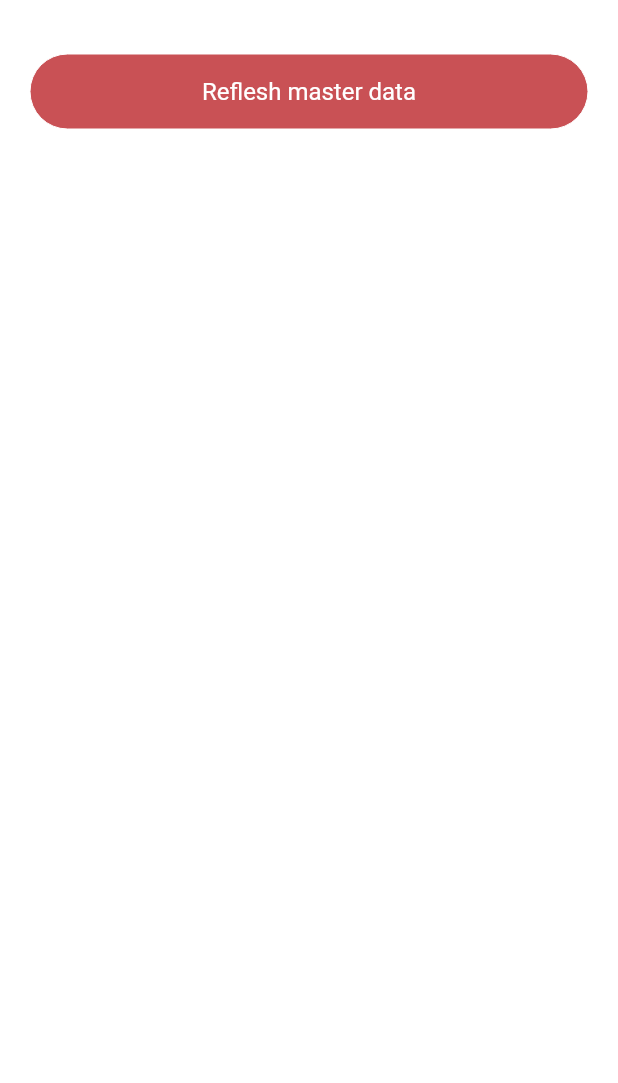
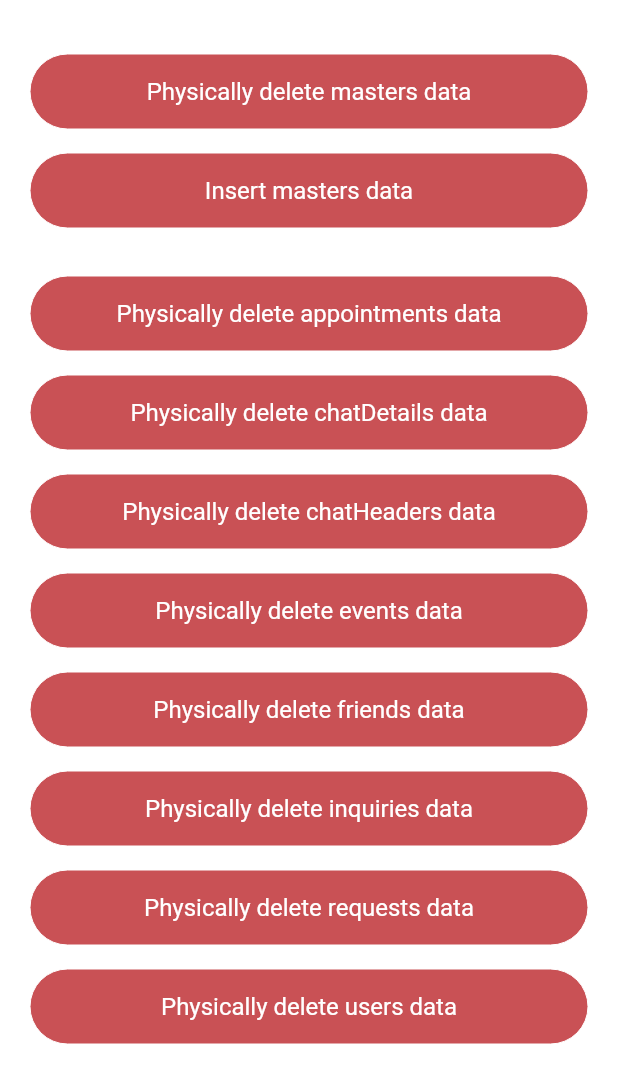
Before and after one commit to radiata1618/convas_management, a Flutter app: the MaintenancePage widget shown alone on an empty page, opened directly, on a phone screen of 412 x 824 dp. Shown: the top 1083 px of the screen. Run offline on Flutter 3.47's test engine with Material 2 defaults, Android fonts, the phone set to English and light mode, and no system bars; our stand-ins replace carousel_slider, cloud_firestore, firebase_auth, firebase_core, firebase_database, firebase_messaging and 8 more; missing offline and left inert: algolia; accounts and stored records are empty; generated files the repository leaves out were written again.

Commit message:
マスタデータの追加修正

```diff
--- a/lib/UIs/loginPageUI.dart
+++ b/lib/UIs/loginPageUI.dart
@@ -75,7 +75,6 @@ class LoginPage extends ConsumerWidget {
                   }),
             ],
           ),
-        ],
-        floatingActionButton: testDataMenuSpeedDial(ref, context));
+        ],);
   }
 }
--- a/lib/UIs/maintenancePage.dart
+++ b/lib/UIs/maintenancePage.dart
@@ -2,6 +2,8 @@ import 'package:flutter/material.dart';
 import 'package:flutter_riverpod/flutter_riverpod.dart';
 import '../../common/UI/commonButtonUI.dart';
 import '../../common/UI/commonOthersUI.dart';
+import '../developerLogic/insertTestMastersData.dart';
+import '../developerLogic/maintenanceMasterData.dart';
 import 'loginProvider.dart';
 
 class MaintenancePage extends ConsumerWidget {
@@ -19,13 +21,39 @@ class MaintenancePage extends ConsumerWidget {
         [
           Column(
             children: <Widget>[
+              deleteButton("masters", context),
               commonVerticalGap(),
               commonButtonSecondaryColorRound(
-                  text: "Reflesh master data",
+                  text: "Insert masters data",
                   onPressed: () async {
+                    await insertTestMasterData(ref);
+                    commonShowOkInfoDialog(context, "Information", "Your request has been done!");
                   }),
+
+              commonVerticalGap(),
+              deleteButton("appointments", context),
+              deleteButton("chatDetails", context),
+              deleteButton("chatHeaders", context),
+              deleteButton("events", context),
+              deleteButton("friends", context),
+              deleteButton("inquiries", context),
+              deleteButton("requests", context),
+              deleteButton("users", context),
             ],
           ),
         ],);
   }
 }
+
+Widget deleteButton(String collectionName,BuildContext context){
+  return
+    Column(children:[
+      commonVerticalGap(),
+      commonButtonSecondaryColorRound(
+          text: "Physically delete "+collectionName+" data",
+          onPressed: () async {
+            await physicalDeleteFirebaseData(collectionName);
+            commonShowOkInfoDialog(context, "Information", "Your request has been done!");
+          }),
+    ]);
+}
```
Also changed, not shown: lib/developerLogic/insertTestMastersData.dart (+36 -15 lines), lib/developerLogic/maintenanceMasterData.dart (added, +15 -0 lines).
